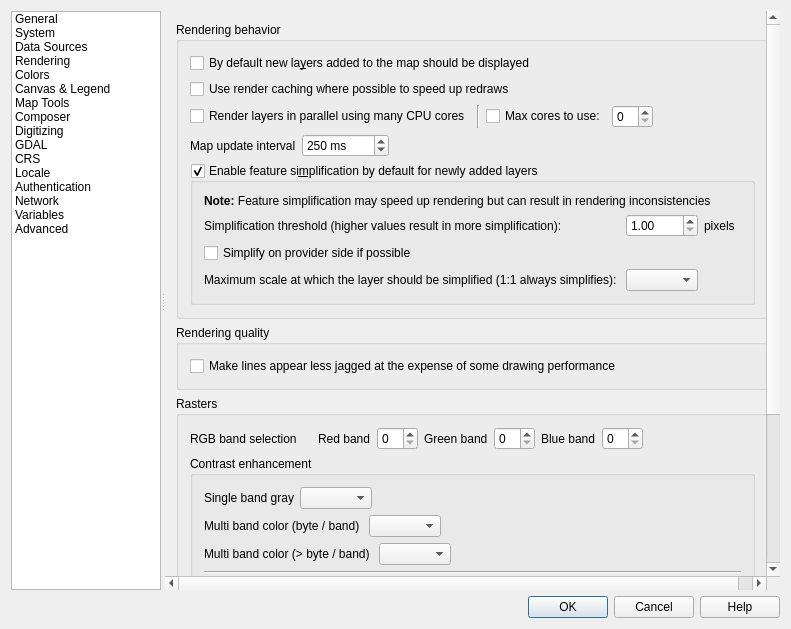
This is src/ui/qgsoptionsbase.ui in qgis/QGIS as Qt 5 draws it before an edit. The edited form follows.
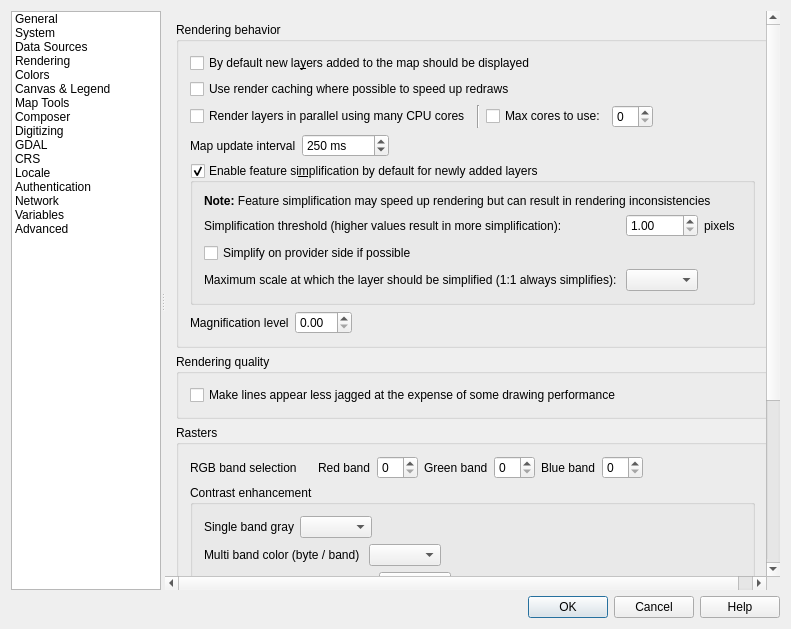
This is the edited form. The open tabs and pages were chosen to show the change. Icons and pictures are not drawn. Custom widgets are drawn as their Qt base class.

Commit message: [FEATURE] add a map canvas magnifier

The edit to the form file:
```diff
--- a/src/ui/qgsoptionsbase.ui
+++ b/src/ui/qgsoptionsbase.ui
@@ -2045,6 +2045,39 @@
                     </layout>
                    </widget>
                   </item>
+                  <item>
+                   <layout class="QHBoxLayout" name="horizontalLayout_5">
+                    <property name="topMargin">
+                     <number>0</number>
+                    </property>
+                    <item>
+                     <widget class="QLabel" name="labelMagnifier">
+                      <property name="text">
+                       <string>Magnification level</string>
+                      </property>
+                     </widget>
+                    </item>
+                    <item>
+                     <widget class="QDoubleSpinBox" name="doubleSpinBoxMagnifierDefault"/>
+                    </item>
+                    <item>
+                     <spacer name="horizontalSpacer_4">
+                      <property name="orientation">
+                       <enum>Qt::Horizontal</enum>
+                      </property>
+                      <property name="sizeType">
+                       <enum>QSizePolicy::Expanding</enum>
+                      </property>
+                      <property name="sizeHint" stdset="0">
+                       <size>
+                        <width>40</width>
+                        <height>20</height>
+                       </size>
+                      </property>
+                     </spacer>
+                    </item>
+                   </layout>
+                  </item>
                  </layout>
                 </widget>
                </item>
```
The commit also changes 18 other files.
